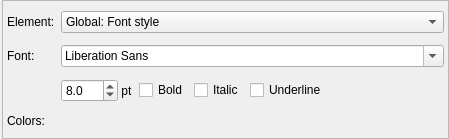
First picture: the form in libpgmodeler_ui/ui/appearanceconfigwidget.ui, repository pgmodeler/pgmodeler, before the edit.
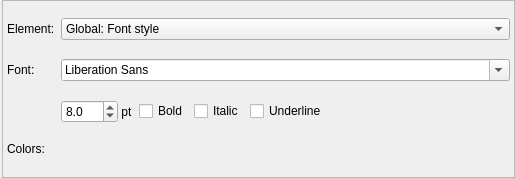
Second picture: the form after the edit.

What changed in the file:
```diff
--- a/libpgmodeler_ui/ui/appearanceconfigwidget.ui
+++ b/libpgmodeler_ui/ui/appearanceconfigwidget.ui
@@ -6,8 +6,8 @@
    <rect>
     <x>0</x>
     <y>0</y>
-    <width>449</width>
-    <height>139</height>
+    <width>515</width>
+    <height>178</height>
    </rect>
   </property>
   <property name="windowTitle">
```
Left out of the diff: 30 changed lines with no effect on the pictures.
